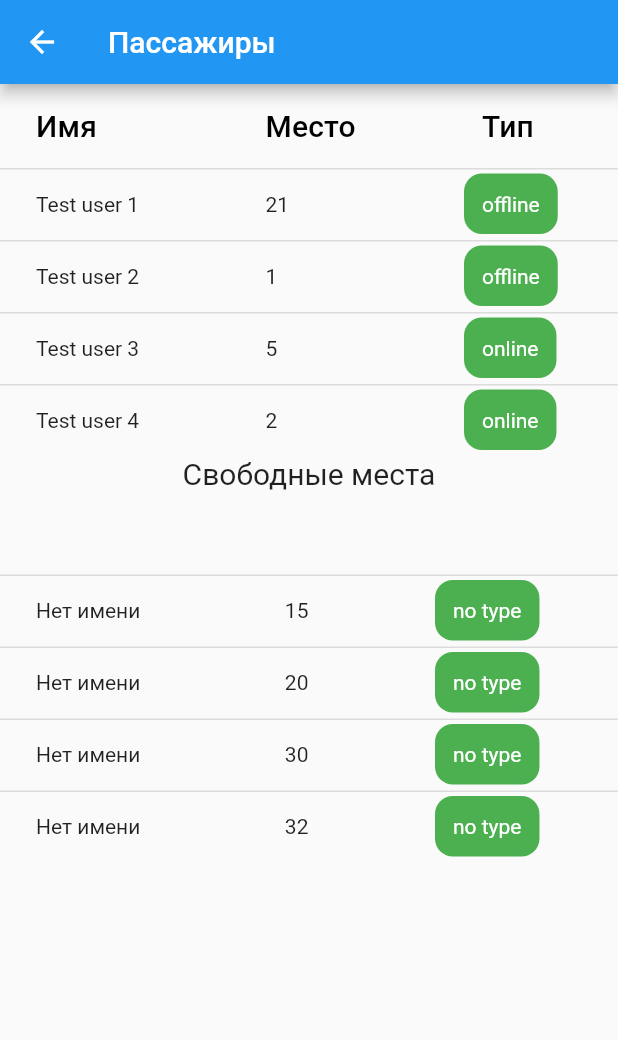
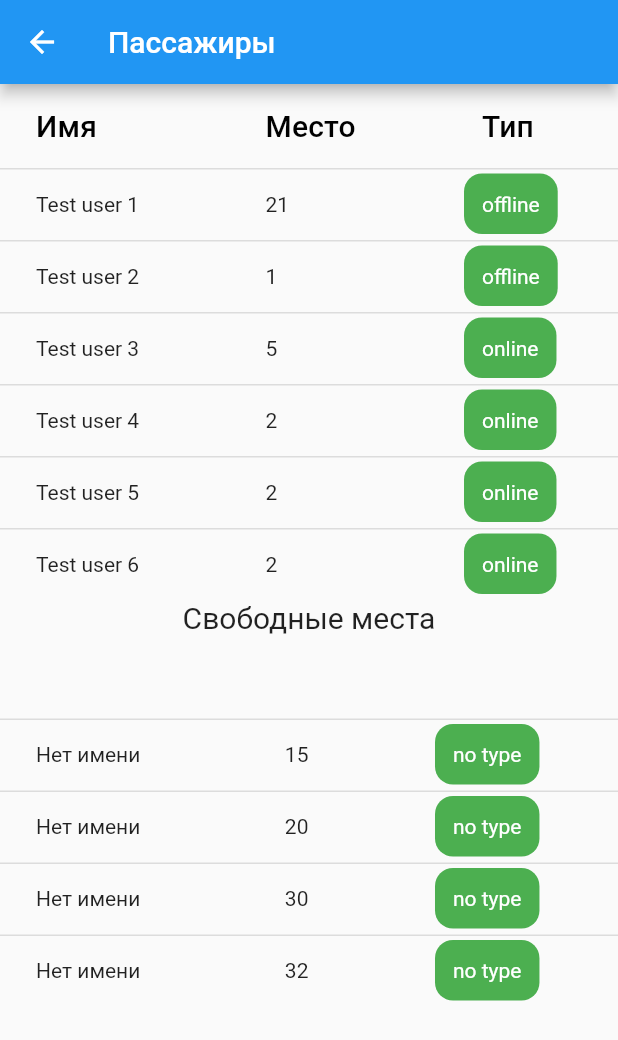
Before and after one commit to aydarken/flutter_endterm_app, a Flutter app: the PassengerInfo screen opened directly, on a phone screen of 412 x 824 dp. Shown: the top 1040 px of the screen. Run offline on Flutter 3.47's test engine with Material 2 defaults, Android fonts, the phone set to English and light mode, and no system bars; our stand-ins replace google_fonts.

Commit message:
initial commit

```diff
--- a/lib/PassengerInfoState.dart
+++ b/lib/PassengerInfoState.dart
@@ -42,6 +42,22 @@ class PassengerInfoState extends State<PassengerInfo> {
         name: 'Test user 4',
         phone: '87777777777',
         mail: 'test4@gmail.com',
+        price: '2500',
+        sit_num: '2',
+        type: 'online'
+    ),  Passengers(
+        id: 5,
+        name: 'Test user 5',
+        phone: '87777777777',
+        mail: 'test5@gmail.com',
+        price: '2500',
+        sit_num: '2',
+        type: 'online'
+    ), Passengers(
+        id: 6,
+        name: 'Test user 6',
+        phone: '87777777777',
+        mail: 'test5@gmail.com',
         price: '2500',
         sit_num: '2',
         type: 'online'
--- a/lib/models/BusLine.dart
+++ b/lib/models/BusLine.dart
@@ -6,6 +6,7 @@ class BusLine {
   DateTime toDateTime;
   String seats;
   String carNumber;
+  String icon;
 
   BusLine({
     this.name,
@@ -15,5 +16,6 @@ class BusLine {
     this.toDateTime,
     this.seats,
     this.carNumber,
+    this.icon,
   });
 }
```
Also changed, not shown: lib/main.dart (+16 -0 lines).
